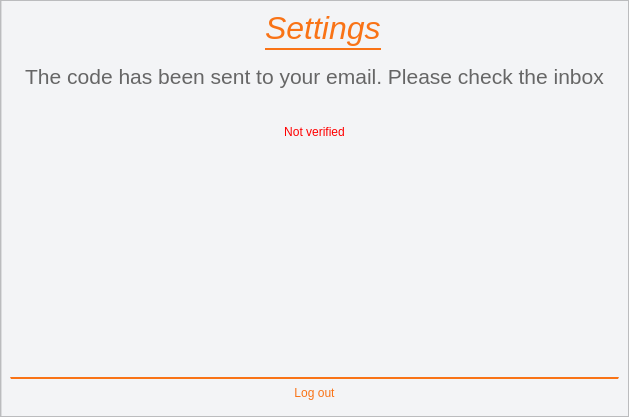
This is settingspanel.ui in Ph4sm4/FinelogApp as Qt 5 draws it before an edit. The edited form follows.
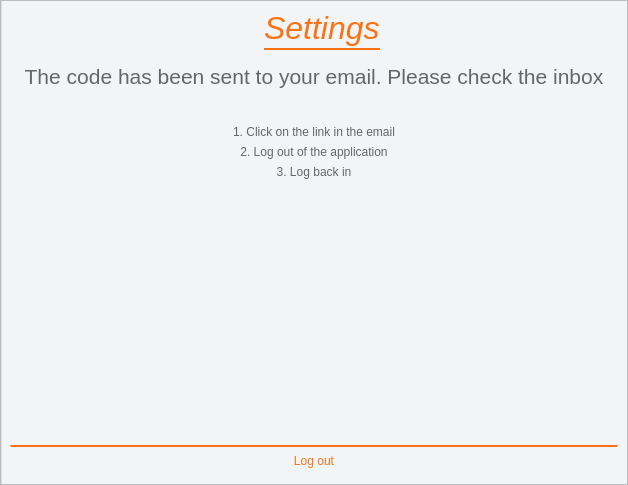
This is the edited form. The open tabs and pages were chosen to show the change. Icons and pictures are not drawn.

Commit message: email verification working and complete

```diff
--- a/settingspanel.ui
+++ b/settingspanel.ui
@@ -6,8 +6,8 @@
    <rect>
     <x>0</x>
     <y>0</y>
-    <width>629</width>
-    <height>417</height>
+    <width>628</width>
+    <height>485</height>
    </rect>
   </property>
   <property name="windowTitle">
@@ -59,7 +59,8 @@
 color: black;
 padding-left: 10px;
 padding-right: 10px;
-background-color: rgb(230, 230, 230);
+background-color: rgb(150, 150, 150);
+border: 1px solid black;
 height: 30px;
 }
 
@@ -318,7 +319,7 @@
          </layout>
         </widget>
         <widget class="QWidget" name="emailVerify2">
-         <layout class="QVBoxLayout" name="verticalLayout_5">
+         <layout class="QVBoxLayout" name="verticalLayout_6">
           <item>
            <widget class="QLabel" name="label_3">
             <property name="font">
@@ -360,22 +361,74 @@
            </spacer>
           </item>
           <item>
-           <widget class="QLabel" name="label_4">
-            <property name="styleSheet">
-             <string notr="true">QLabel {
-color: red;
-margin-right: 20px;
-margin-left: 20px;
+           <layout class="QVBoxLayout" name="verticalLayout_5">
+            <item>
+             <widget class="QLabel" name="label_4">
+              <property name="font">
+               <font>
+                <italic>false</italic>
+                <bold>false</bold>
+               </font>
+              </property>
+              <property name="styleSheet">
+               <string notr="true">QLabel {
+color: rgb(102, 102, 102);
 background: transparent;
 }</string>
-            </property>
-            <property name="text">
-             <string>Not verified</string>
-            </property>
-            <property name="alignment">
-             <set>Qt::AlignCenter</set>
-            </property>
-           </widget>
+              </property>
+              <property name="text">
+               <string>1. Click on the link in the email</string>
+              </property>
+              <property name="alignment">
+               <set>Qt::AlignCenter</set>
+              </property>
+             </widget>
+            </item>
+            <item>
+             <widget class="QLabel" name="label_5">
+              <property name="font">
+               <font>
+                <italic>false</italic>
+                <bold>false</bold>
+               </font>
+              </property>
+              <property name="styleSheet">
+               <string notr="true">QLabel {
+color: rgb(102, 102, 102);
+background: transparent;
+}</string>
+              </property>
+              <property name="text">
+               <string>2. Log out of the application</string>
+              </property>
+              <property name="alignment">
+               <set>Qt::AlignCenter</set>
+              </property>
+             </widget>
+            </item>
+            <item>
+             <widget class="QLabel" name="label_6">
+              <property name="font">
+               <font>
+                <italic>false</italic>
+                <bold>false</bold>
+               </font>
+              </property>
+              <property name="styleSheet">
+               <string notr="true">QLabel {
+color: rgb(102, 102, 102);
+background: transparent;
+}</string>
+              </property>
+              <property name="text">
+               <string>3. Log back in</string>
+              </property>
+              <property name="alignment">
+               <set>Qt::AlignCenter</set>
+              </property>
+             </widget>
+            </item>
+           </layout>
           </item>
           <item>
            <spacer name="verticalSpacer_6">
```
Left out of the diff: 34 changed lines with no effect on the pictures. The commit also changes 3 other files.
